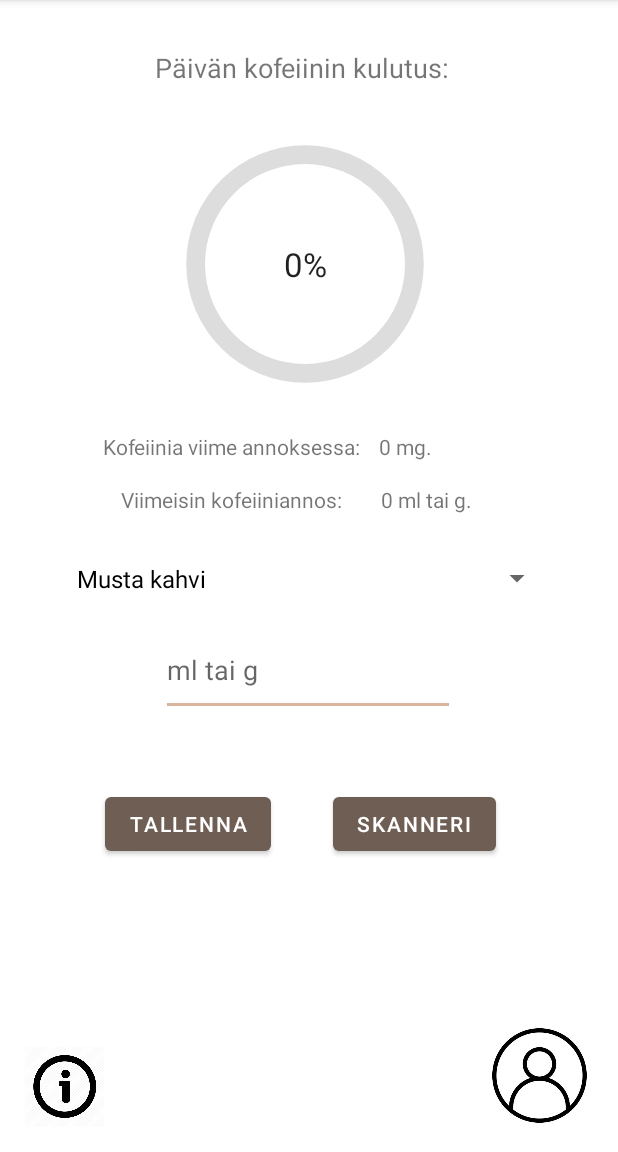
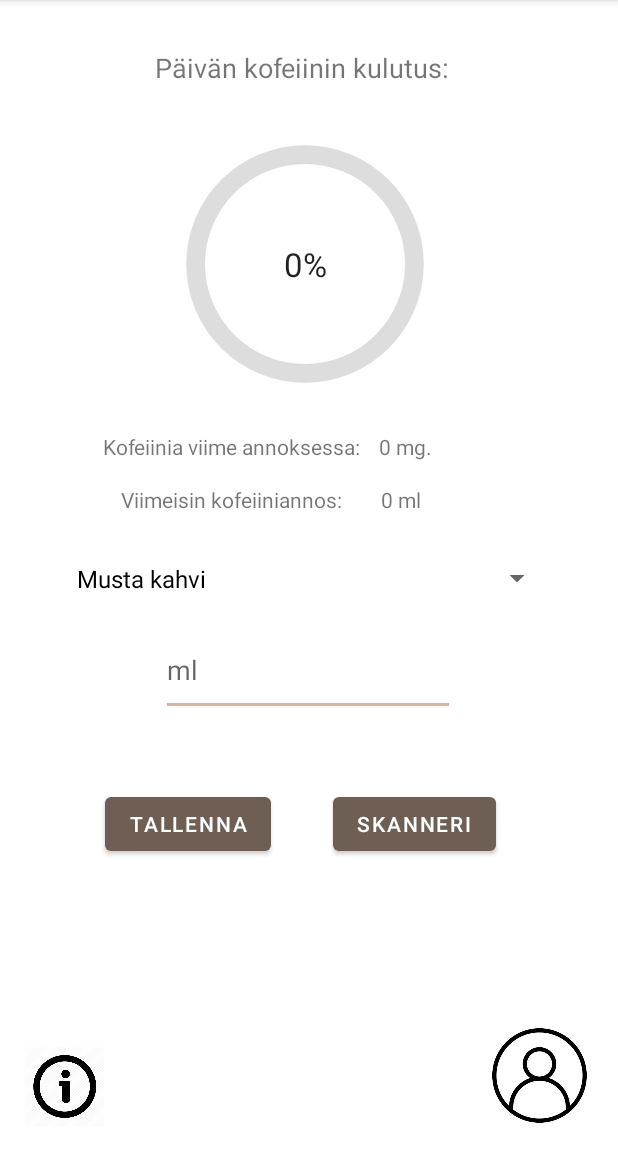
Before and after one commit to IlariHalonen/Kofeiinilaskuri, an Android app: the MainActivity screen opened directly, with no data from a screen before it, after a tap on "TALLENNA", on a phone screen of 412 x 824 dp, the part 84-1236 px from its top. Run offline under Robolectric (Android 15) with nearby library versions, the light colour scheme and no system bars; 1 statement that could not run was skipped.

Commit message:
g tai ml

```diff
--- a/app/src/main/java/com/example/kofeiinilaskuri/MainActivity.java
+++ b/app/src/main/java/com/example/kofeiinilaskuri/MainActivity.java
@@ -40,6 +40,7 @@ public class MainActivity extends AppCompatActivity {
     String currentday = new SimpleDateFormat("EE", Locale.ENGLISH).format(date.getTime());
     private String dayOfTheWeek = currentday;
     private final String AVAIN = "com.example.kofeiinilaskuri.PROFIILI_KEY";
+    private String liite = "ml";
 
     protected void onCreate(Bundle savedInstanceState) {
 
@@ -124,6 +125,7 @@ public class MainActivity extends AppCompatActivity {
             public void onItemSelected(AdapterView<?> parent, View view, int position, long id) {
                 int kahviSelected = (int)parent.getItemIdAtPosition(position);
                 kahviIndex = kahviSelected;
+                juomanMaara.setHint(tarkistaLiite(kahviIndex));
             }
 
             @Override
@@ -143,8 +145,9 @@ public class MainActivity extends AppCompatActivity {
     private void Update() {
         TextView kofeiiniYht = (TextView) findViewById(R.id.yhtKofeiini);
         TextView juomaYht = (TextView) findViewById(R.id.yhtMaara);
+        gOrMl();
         kofeiiniYht.setText(String.valueOf(kofeiini) + " mg.");
-        juomaYht.setText(String.valueOf(juoma) + " ml tai g.");
+        juomaYht.setText(String.valueOf(juoma) + liite);
         progrBar.setProgress(procent(day));
         text.setText(procent(day) + "%");
     }
@@ -216,6 +219,23 @@ public class MainActivity extends AppCompatActivity {
 
 
     }
+    public void gOrMl(){
+        String index = GlobalModel.getInstance().getKahvi(kahviIndex).getName();
+        if(index.contains("suklaa")){
+            liite = " g";
+        } else {
+            liite = " ml";
+        }
+
+
+    }
+    public String tarkistaLiite(int index){
+        if (index == 3 || index == 4){
+            return "g";
+        } else {
+            return "ml";
+        }
+    }
 
 
 
```
